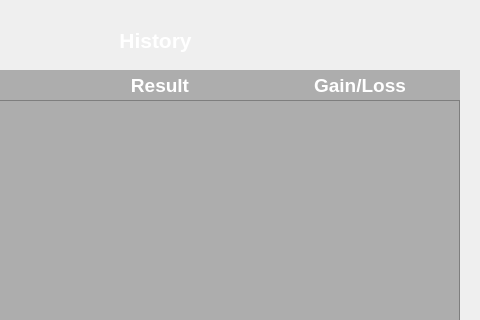
This is blackjack-client/ui/history.ui in lehoangtran289/Blackjack as Qt 5 draws it before an edit; both pictures show x 160 to 640 and y 0 to 320 of the 640 by 480 pixel window. The edited form follows.
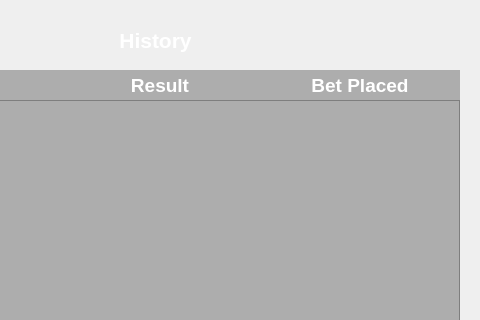
This is the edited form. Icons and pictures are not drawn.

What changed in the file:
```diff
--- a/blackjack-client/ui/history.ui
+++ b/blackjack-client/ui/history.ui
@@ -227,7 +227,7 @@
     <string notr="true">color: rgb(255, 255, 255);background-color: rgba(0, 0, 0, 70);</string>
    </property>
    <property name="text">
-    <string>Gain/Loss</string>
+    <string>Bet Placed</string>
    </property>
    <property name="alignment">
     <set>Qt::AlignCenter</set>
```
